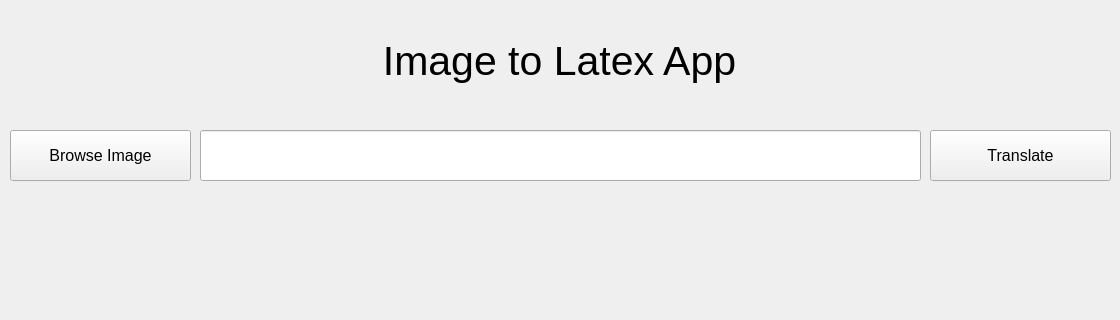
Before: the Qt Designer form ui/main_window.ui in arglux/50039-im2latex, drawn with Qt 5; both pictures show x 0 to 1120 and y 0 to 320 of the 1120 by 950 pixel window.
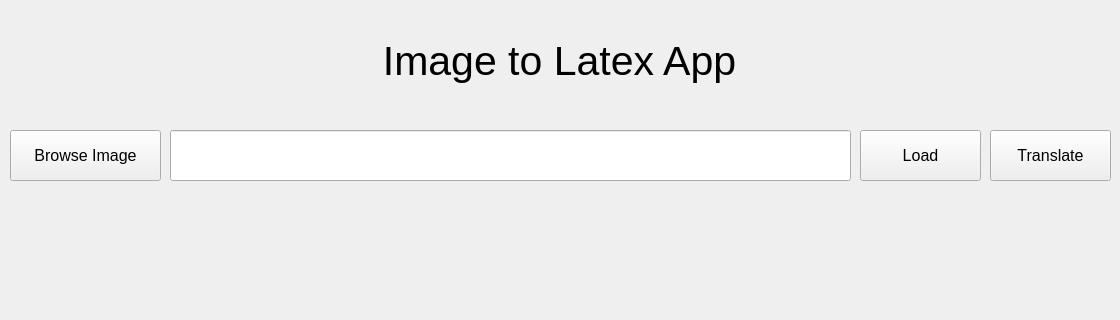
After: the same form once the commit is applied.

Commit message: can show text

Diff of the .ui file:
```diff
--- a/ui/main_window.ui
+++ b/ui/main_window.ui
@@ -40,12 +40,12 @@
     <set>Qt::AlignCenter</set>
    </property>
   </widget>
-  <widget class="QPushButton" name="loadImageButton">
+  <widget class="QPushButton" name="browseImageButton">
    <property name="geometry">
     <rect>
      <x>10</x>
      <y>130</y>
-     <width>181</width>
+     <width>151</width>
      <height>51</height>
     </rect>
    </property>
@@ -61,9 +61,9 @@
   <widget class="QLineEdit" name="filePathEdit">
    <property name="geometry">
     <rect>
-     <x>200</x>
+     <x>170</x>
      <y>130</y>
-     <width>721</width>
+     <width>681</width>
      <height>51</height>
     </rect>
    </property>
@@ -113,9 +113,9 @@
   <widget class="QPushButton" name="translateButton">
    <property name="geometry">
     <rect>
-     <x>930</x>
+     <x>990</x>
      <y>130</y>
-     <width>181</width>
+     <width>121</width>
      <height>51</height>
     </rect>
    </property>
@@ -128,6 +128,24 @@
     <string>Translate</string>
    </property>
   </widget>
+  <widget class="QPushButton" name="loadImageButton">
+   <property name="geometry">
+    <rect>
+     <x>860</x>
+     <y>130</y>
+     <width>121</width>
+     <height>51</height>
+    </rect>
+   </property>
+   <property name="font">
+    <font>
+     <pointsize>12</pointsize>
+    </font>
+   </property>
+   <property name="text">
+    <string>Load</string>
+   </property>
+  </widget>
  </widget>
  <resources/>
  <connections/>
```
The commit also changes 2 other files.
